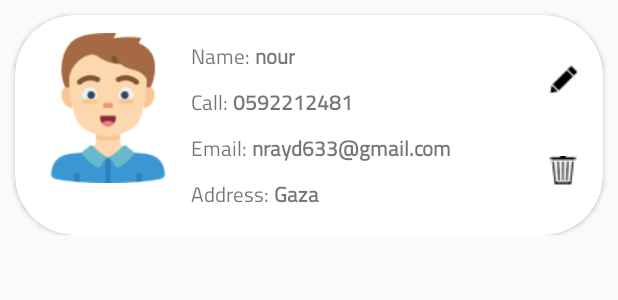
After one commit to NourShalayel/ALNourFinalProject, an Android app: the layout activity_recycler_des.xml on its own in the app's theme, with its tools: preview values and no code run, on a phone screen of 412 x 824 dp. The commit adds this screen. Shown: the top 300 px of the screen. Run offline under Robolectric (Android 15) with nearby library versions, the phone set to English and light mode, and no system bars.

Commit message:
update 3

```diff
--- a/app/build.gradle
+++ b/app/build.gradle
@@ -25,6 +25,9 @@ android {
         sourceCompatibility JavaVersion.VERSION_1_8
         targetCompatibility JavaVersion.VERSION_1_8
     }
+    buildFeatures {
+        viewBinding true
+    }
 }
 
 dependencies {
@@ -33,6 +36,8 @@ dependencies {
     implementation 'com.google.android.material:material:1.6.0'
     implementation 'androidx.constraintlayout:constraintlayout:2.1.4'
     implementation 'androidx.legacy:legacy-support-v4:1.0.0'
+    implementation 'androidx.navigation:navigation-fragment:2.3.5'
+    implementation 'androidx.navigation:navigation-ui:2.3.5'
     testImplementation 'junit:junit:4.13.2'
     androidTestImplementation 'androidx.test.ext:junit:1.1.3'
     androidTestImplementation 'androidx.test.espresso:espresso-core:3.4.0'
--- a/app/src/main/java/com/example/alnour/MainActivity.java
+++ b/app/src/main/java/com/example/alnour/MainActivity.java
@@ -11,5 +11,6 @@ public class MainActivity extends AppCompatActivity {
         super.onCreate(savedInstanceState);
         setContentView(R.layout.activity_main);
 
+
     }
 }
--- a/app/src/main/java/com/example/alnour/Dashboard.java
+++ b/app/src/main/java/com/example/alnour/RecyclerActivityDes.java
@@ -4,11 +4,11 @@ import androidx.appcompat.app.AppCompatActivity;
 
 import android.os.Bundle;
 
-public class Dashboard extends AppCompatActivity {
+public class RecyclerActivityDes extends AppCompatActivity {
 
     @Override
     protected void onCreate(Bundle savedInstanceState) {
         super.onCreate(savedInstanceState);
-        setContentView(R.layout.activity_dashboard);
+        setContentView(R.layout.activity_recycler_des);
     }
 }
--- a/app/src/main/java/com/example/alnour/customerFragment.java
+++ b/app/src/main/java/com/example/alnour/customerFragment.java
@@ -19,7 +19,7 @@ public class customerFragment extends Fragment {
 
 
         View v = inflater.inflate(R.layout.fragment_customer, container, false);
-        ;
+
         return v;
     }
 }
--- /dev/null
+++ b/app/src/main/res/layout/activity_recycler_des.xml
@@ -0,0 +1,167 @@
+<?xml version="1.0" encoding="utf-8"?>
+<androidx.constraintlayout.widget.ConstraintLayout xmlns:android="http://schemas.android.com/apk/res/android"
+    xmlns:app="http://schemas.android.com/apk/res-auto"
+    xmlns:tools="http://schemas.android.com/tools"
+    android:layout_width="match_parent"
+    android:layout_height="wrap_content"
+    tools:context=".RecyclerActivityDes">
+
+    <androidx.cardview.widget.CardView
+        android:layout_width="match_parent"
+        android:layout_height="match_parent"
+        android:layout_margin="10dp"
+        app:cardCornerRadius="40dp"
+        app:layout_constraintEnd_toEndOf="parent"
+        app:layout_constraintStart_toStartOf="parent"
+        app:layout_constraintTop_toTopOf="parent">
+
+        <LinearLayout
+            android:layout_width="match_parent"
+            android:layout_height="wrap_content"
+            android:orientation="horizontal"
+            android:padding="12dp">
+
+            <ImageView
+                android:id="@+id/book_img"
+                android:layout_width="100dp"
+                android:layout_height="100dp"
+                android:scaleType="fitXY"
+                app:layout_constraintStart_toStartOf="parent"
+                app:layout_constraintTop_toTopOf="parent"
+                app:srcCompat="@drawable/custom" />
+
+
+            <LinearLayout
+                android:layout_width="240dp"
+                android:layout_height="wrap_content"
+                android:layout_gravity="center_vertical"
+                android:layout_marginStart="3dp"
+                android:orientation="vertical">
+
+                <LinearLayout
+                    android:layout_width="wrap_content"
+                    android:layout_height="wrap_content"
+                    android:layout_margin="2dp"
+                    android:orientation="horizontal">
+
+                    <TextView
+                        android:layout_width="wrap_content"
+                        android:layout_height="wrap_content"
+                        android:text="Name: " />
+
+                    <TextView
+                        android:layout_width="wrap_content"
+                        android:layout_height="wrap_content"
+                        android:text="nour"
+                        android:textStyle="bold" />
+                </LinearLayout>
+
+                <LinearLayout
+                    android:layout_width="wrap_content"
+
+                    android:layout_height="wrap_content"
+                    android:layout_margin="2dp"
+                    android:orientation="horizontal">
+
+                    <TextView
+                        android:layout_width="wrap_content"
+                        android:layout_height="wrap_content"
+                        android:text="Call: " />
+
+                    <TextView
+                        android:layout_width="wrap_content"
+                        android:layout_height="wrap_content"
+                        android:text="0592212481"
+                        android:textStyle="bold" />
+
+                </LinearLayout>
+
+                <LinearLayout
+                    android:layout_width="wrap_content"
+                    android:layout_height="wrap_content"
+                    android:layout_margin="2dp"
+                    android:orientation="horizontal">
+
+                    <TextView
+                        android:layout_width="wrap_content"
+                        android:layout_height="wrap_content"
+                        android:text="Email: " />
+
+                    <TextView
+                        android:layout_width="wrap_content"
+                        android:layout_height="wrap_content"
+                        android:text="nrayd633@gmail.com"
+                        android:textStyle="bold" />
+
+                </LinearLayout>
+
+                <LinearLayout
+                    android:layout_width="wrap_content"
+                    android:layout_height="wrap_content"
+                    android:layout_margin="2dp"
+                    android:orientation="horizontal">
+
+                    <TextView
+                        android:layout_width="wrap_content"
+                        android:layout_height="wrap_content"
+                        android:text="Address: " />
+
+                    <TextView
+                        android:layout_width="wrap_content"
+                        android:layout_height="wrap_content"
+                        android:text="Gaza"
+                        android:textStyle="bold" />
+
+                </LinearLayout>
+
+            </LinearLayout>
+
+
+            <LinearLayout
+                android:layout_width="wrap_content"
+                android:layout_height="match_parent"
+                android:orientation="vertical">
+
+                <ImageView
+                    android:id="@+id/edit_contact"
+                    android:layout_width="wrap_content"
+                    android:layout_height="20dp"
+                    android:layout_gravity="center_vertical"
+                    android:layout_weight="1"
+                    android:src="@drawable/pedit" />
+
+                <ImageView
+                    android:id="@+id/delete_contact"
+                    android:layout_width="wrap_content"
+                    android:layout_height="wrap_content"
+                    android:layout_gravity="center"
+                    android:layout_weight="1"
+                    android:src="@drawable/pdelete" />
+
+            </LinearLayout>
+
+        </LinearLayout>
+
+
+        <!--        <LinearLayout-->
+        <!--            android:layout_width="match_parent"-->
+        <!--            android:layout_height="wrap_content"-->
+        <!--            android:orientation="vertical">-->
+
+
+        <!--            <ImageView-->
+        <!--                android:id="@+id/book_img"-->
+        <!--                android:layout_width="100dp"-->
+        <!--                android:layout_height="100dp"-->
+        <!--                android:layout_margin="20dp"-->
+        <!--                android:scaleType="fitXY"-->
+        <!--                app:layout_constraintStart_toStartOf="parent"-->
+        <!--                app:layout_constraintTop_toTopOf="parent"-->
+        <!--                app:srcCompat="@drawable/customerIcon" />-->
+
+
+        <!--        </LinearLayout>-->
+    </androidx.cardview.widget.CardView>
+
+
+</androidx.constraintlayout.widget.ConstraintLayout>
--- a/app/src/main/res/layout/fragment_dash_board.xml
+++ b/app/src/main/res/layout/fragment_dash_board.xml
@@ -41,6 +41,7 @@
             app:layout_constraintTop_toBottomOf="@+id/textView">
 
             <androidx.cardview.widget.CardView
+                android:id="@+id/customer_btn"
                 android:layout_width="0dp"
                 android:layout_height="match_parent"
                 android:layout_margin="10dp"
--- a/app/src/main/res/values-night/themes.xml
+++ b/app/src/main/res/values-night/themes.xml
@@ -11,6 +11,8 @@
         <item name="colorOnSecondary">@color/black</item>
         <!-- Status bar color. -->
         <item name="android:statusBarColor" tools:targetApi="l">?attr/colorPrimaryVariant</item>
+        <item name="fontFamily">@font/cairo</item>
+
         <!-- Customize your theme here. -->
     </style>
 </resources>
```
Also changed, not shown: app/src/main/AndroidManifest.xml (+3 -5 lines), app/src/main/java/com/example/alnour/CustomerActivity.java (deleted, +0 -14 lines), app/src/main/java/com/example/alnour/DashBoardFragment.java (+17 -42 lines), app/src/main/res/layout/fragment_customer.xml (+25 -3 lines), app/src/main/res/values/strings.xml (+9 -0 lines), app/src/main/res/values/themes.xml (+10 -0 lines), app/src/main/res/drawable-v24/custom.png (added), app/src/main/res/drawable-v24/customericon.png (added), app/src/main/res/drawable-v24/pdelete.png (added), app/src/main/res/drawable-v24/pedit.png (added), app/src/main/res/drawable-v24/plusicon.png (added), app/src/main/res/drawable-v24/plusiconw.png (added), app/src/main/res/font/cairo.ttf (added).
